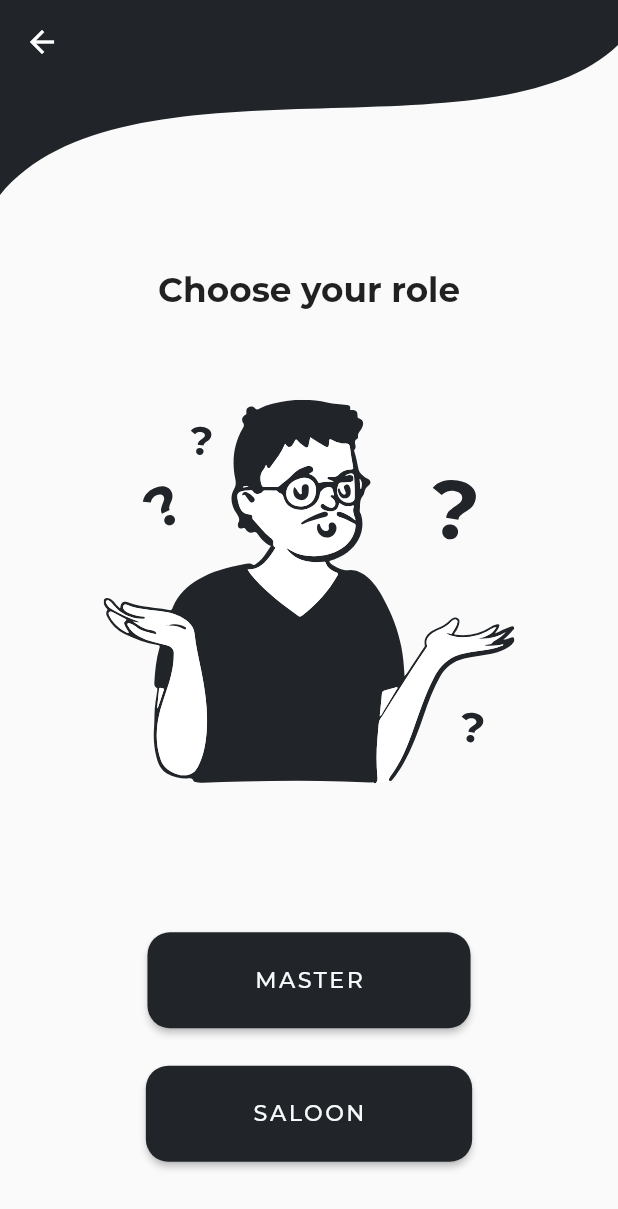
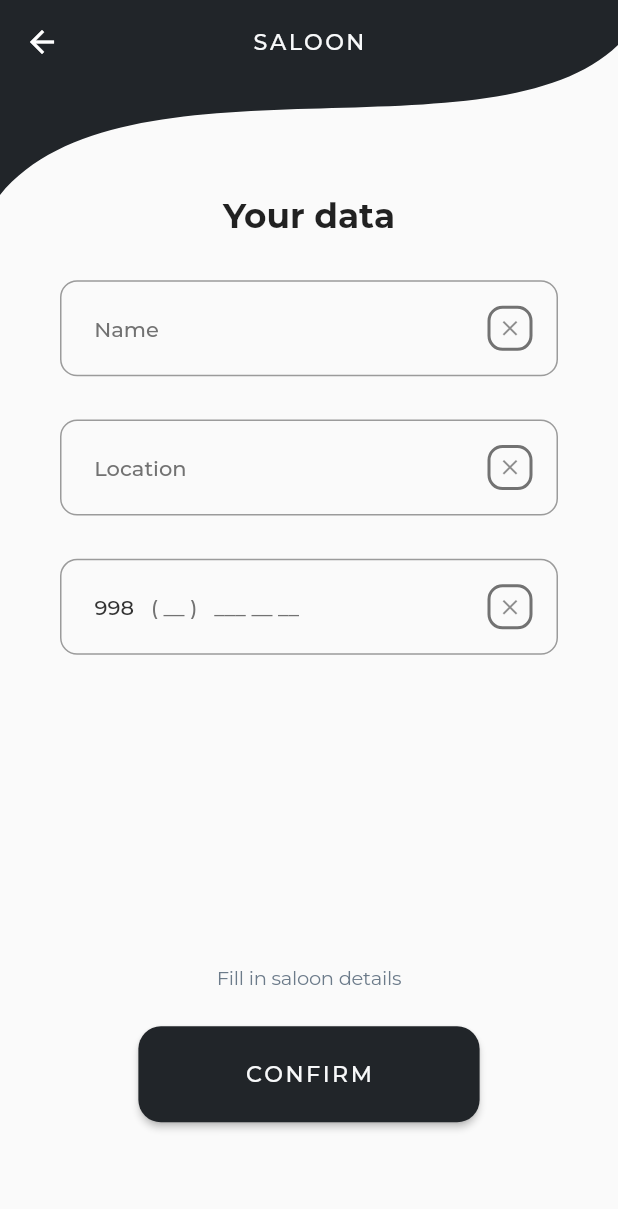
Before and after one commit to Mukhammad1999/show_upp_master, a Flutter app: the ChooseRolePage screen opened by its route, after a tap on "SALOON", on a phone screen of 412 x 824 dp. Shown: the top 1209 px of the screen. Run offline on Flutter 3.47's test engine with Material 2 defaults, Android fonts, the phone set to English and light mode, and no system bars; our stand-ins replace auto_size_text, bloc, dio, easy_localization, equatable, flutter_bloc and 6 more; missing offline and left inert: mask_input_formatter; generated files the repository leaves out were written again; project files that could hold a hidden picture were left out.

Commit message:
[feat] saloon auth form ui

```diff
--- a/master_app/assets/l10n/en.json
+++ b/master_app/assets/l10n/en.json
@@ -12,7 +12,9 @@
     "auth.male": "Male",
     "auth.female": "Female",
     "auth.non-binary": "Non-binary",
+    "auth.location": "Location",
     "auth.fill_in_master_form_description": "Fill in the form to proceed next (all fields are required)",
+    "auth.saloon_info": "Fill in saloon details",
     "auth.confirm": "CONFIRM",
     "auth.number_verification" : "NUMBER VERIFICATION",
     "auth.number_description": "Enter 6-digit number, sent by SMS to {number} phone number",
--- a/master_app/assets/l10n/ru.json
+++ b/master_app/assets/l10n/ru.json
@@ -9,7 +9,9 @@
     "auth.male": "Мужчина",
     "auth.female": "Женщина",
     "auth.non-binary": "Не бинарный/ая",
+    "auth.location": "Локация",
     "auth.fill_in_master_form_description": "Заполните данные для последующих действий (все пункты обязательны)",
+    "auth.saloon_info": "Укажите данные салона",
     "auth.confirm": "ПОДТВЕРДИТЬ",
     "auth.number_verification" : "ПОДТВЕРЖДЕНИЕ НОМЕРА",
     "auth.number_description": "Введите 6-значный код, отправленный на номер {number} по SMS",
--- a/master_app/assets/l10n/uz.json
+++ b/master_app/assets/l10n/uz.json
@@ -9,7 +9,9 @@
     "auth.male": "Erkak",
     "auth.female": "Ayol",
     "auth.non-binary": "Boshqa",
+    "auth.location": "Manzil",
     "auth.fill_in_master_form_description": "Keyingi harakatlar uchun ma'lumotlarni to'ldiring (barcha fikrlar talab qilinadi)",
+    "auth.saloon_info": "Salon ma'lumotlarini kiriting",
     "auth.confirm": "TASDIQLASH",
     "auth.number_verification" : "RAQAMNI TASDIQLASH",
     "auth.number_description": "{number} telefon raqamiga ga jo'natilgan 6-tali raqamni kiriting",
--- a/master_app/lib/app/navigation/auth_module.dart
+++ b/master_app/lib/app/navigation/auth_module.dart
@@ -10,11 +10,13 @@ import 'package:master_app/features/auth/data/datasource/auth_remote_data_source
 import 'package:master_app/features/auth/data/repository/auth_repository_impl.dart';
 import 'package:master_app/features/auth/domain/repository/auth_repository.dart';
 import 'package:master_app/features/auth/presentation/controller/bloc/master_form_bloc.dart';
+import 'package:master_app/features/auth/presentation/controller/saloon_bloc/saloon_form_bloc.dart';
 import 'package:master_app/features/auth/presentation/pages/login_page.dart';
 import 'package:master_app/features/auth/presentation/pages/master_pages/choose_saloon_page.dart';
 import 'package:master_app/features/auth/presentation/pages/master_pages/master_signup_form.dart';
 import 'package:master_app/features/auth/presentation/pages/master_pages/worker_or_freelancer.dart';
 import 'package:master_app/features/auth/presentation/pages/otp_page.dart';
+import 'package:master_app/features/auth/presentation/pages/saloon_form.dart';
 
 class AuthModule extends Module {
   @override
@@ -65,6 +67,7 @@ class AuthModule extends Module {
               ],
             ),
         ),
+        Bind((i) => SaloonBloc()),
       ];
 
   @override
@@ -110,5 +113,11 @@ class AuthModule extends Module {
           RouteName.loginPage,
           child: (context, args) => const LoginPage(),
         ),
+
+        //navigation to saloon details page
+        ChildRoute<SaloonFormPage>(
+          RouteName.saloonFormPage,
+          child: (context, args) => SaloonFormPage(),
+        ),
       ];
 }
--- a/master_app/lib/app/navigation/route_names.dart
+++ b/master_app/lib/app/navigation/route_names.dart
@@ -2,6 +2,7 @@ class RouteName {
   static const String chooseRolePage = '/chooseRolePage';
   static const String masterFormPage = '/masterFormAuth';
   static const String otpPage = '/otpPage';
+  static const String saloonFormPage = '/saloon_form_auth';
   static const String authModule = '/';
   static const String loginPage = '/';
   static const String workerOrFreelancerPage = '/workerOrFreelancer';
--- a/master_app/lib/app/ui/presentation/pages/choose_role_page.dart
+++ b/master_app/lib/app/ui/presentation/pages/choose_role_page.dart
@@ -2,7 +2,6 @@ import 'package:easy_localization/easy_localization.dart';
 import 'package:flutter/material.dart';
 import 'package:flutter_modular/flutter_modular.dart';
 import 'package:master_app/app/index/index.dart';
-
 import 'package:master_app/app/ui/images/images.dart';
 import 'package:master_app/app/ui/widgets/cartoon_displayer.dart';
 import 'package:master_app/localization/translation_strings.dart';
@@ -34,20 +33,26 @@ class ChooseRolePage extends StatelessWidget {
               ),
             ],
           ),
-          Column(
+          Padding(
+            padding: const EdgeInsets.symmetric(horizontal: 70),
+            child: Column(
+              crossAxisAlignment: CrossAxisAlignment.stretch,
               children: [
                 AppTextButton(
                   title: TranslationStrings.role.master.tr(),
-                onPressed: () => Modular.to.pushNamed(RouteName.masterFormPage),
+                  onPressed: () =>
+                      Modular.to.pushNamed(RouteName.masterFormPage),
                 ),
                 const SizedBox(
                   height: 25,
                 ),
                 AppTextButton(
                   title: TranslationStrings.role.saloon.tr(),
-                onPressed: () {},
+                  onPressed: () =>
+                      Modular.to.pushNamed(RouteName.saloonFormPage),
                 ),
               ],
+            ),
           )
         ],
       ),
--- a/master_app/lib/features/auth/domain/entities/signup_form_entities.dart
+++ b/master_app/lib/features/auth/domain/entities/signup_form_entities.dart
@@ -73,6 +73,16 @@ class SaloonFormEntity extends SignUpFormEntity {
   // will be clear when configured on back-end
   const SaloonFormEntity({required super.name, required super.phoneNumber});
 
+  SaloonFormEntity copyWith({
+    String? name,
+    String? phoneNumber,
+  }) {
+    return SaloonFormEntity(
+      name: name ?? this.name,
+      phoneNumber: phoneNumber ?? this.phoneNumber,
+    );
+  }
+
   @override
-  List<Object?> get props => throw UnimplementedError();
+  List<Object?> get props => [name, phoneNumber];
 }
--- a/master_app/lib/features/auth/presentation/controller/bloc/master_form_bloc.dart
+++ b/master_app/lib/features/auth/presentation/controller/bloc/master_form_bloc.dart
@@ -1,11 +1,13 @@
 import 'dart:async';
 import 'dart:developer';
+
 import 'package:bloc/bloc.dart';
 import 'package:freezed_annotation/freezed_annotation.dart';
 import 'package:master_app/app/enums/gender.dart';
 import 'package:master_app/app/params/auth/master_signup_params.dart';
 import 'package:master_app/features/auth/domain/entities/signup_form_entities.dart';
 import 'package:master_app/features/auth/domain/repository/auth_repository.dart';
+
 part 'master_form_bloc.freezed.dart';
 part 'master_form_event.dart';
 part 'master_form_state.dart';
@@ -39,7 +41,8 @@ class MasterFormBloc extends Bloc<MasterFormEvent, MasterFormState> {
               state.masterFormEntity.copyWith(surname: surname),
           phoneNumber: (phoneNumber) =>
               state.masterFormEntity.copyWith(phoneNumber: phoneNumber),
-          gender: (gender) => state.masterFormEntity.copyWith(gender: gender),
+          gender: (gender) =>
+              state.masterFormEntity.copyWith(gender: gender as Gender),
         ),
       ),
     );
--- /dev/null
+++ b/master_app/lib/features/auth/presentation/controller/saloon_bloc/saloon_form_bloc.dart
@@ -0,0 +1,63 @@
+import 'dart:async';
+import 'dart:developer';
+
+import 'package:bloc/bloc.dart';
+import 'package:freezed_annotation/freezed_annotation.dart';
+import 'package:master_app/features/auth/domain/entities/signup_form_entities.dart';
+
+part 'saloon_form_bloc.freezed.dart';
+part 'saloon_form_event.dart';
+part 'saloon_form_state.dart';
+
+class SaloonBloc extends Bloc<SaloonFormEvent, SaloonFormState> {
+  SaloonBloc() : super(const FormInitial()) {
+    on<SaloonFormEvent>((event, emit) {});
+    on<UpdateForm>(_updateForm);
+    on<SubmitForm>(_submitForm);
+  }
+
+  FutureOr<void> _updateForm(UpdateForm event, Emitter<SaloonFormState> emit) {
+    state.maybeMap(
+      orElse: () {},
+      initial: (s) {
+        emit(
+          event.updateEvent.when(
+            name: (name) => SaloonFormState.update(
+                saloonFormEntity:
+                    SaloonFormEntity(name: name, phoneNumber: '')),
+            location: (location) => const SaloonFormState.update(
+                saloonFormEntity: SaloonFormEntity(name: '', phoneNumber: '')),
+            phoneNumber: (number) => SaloonFormState.update(
+                saloonFormEntity:
+                    SaloonFormEntity(name: '', phoneNumber: number)),
+          ),
+        );
+      },
+      update: (s) {
+        emit(
+          event.updateEvent.when(
+            name: (name) => s.copyWith(
+              saloonFormEntity: s.saloonFormEntity.copyWith(name: name),
+            ),
+            location: (location) => s,
+            phoneNumber: (number) => s.copyWith(
+              saloonFormEntity:
+                  s.saloonFormEntity.copyWith(phoneNumber: number),
+            ),
+          ),
+        );
+      },
+    );
+  }
+
+  FutureOr<void> _submitForm(
+    SubmitForm event,
+    Emitter<SaloonFormState> emit,
+  ) async {
+    emit(const FormLoading());
+    try {} catch (e) {
+      log(e.toString());
+      emit(const FormError());
+    }
+  }
+}
--- /dev/null
+++ b/master_app/lib/features/auth/presentation/controller/saloon_bloc/saloon_form_event.dart
@@ -0,0 +1,18 @@
+part of 'saloon_form_bloc.dart';
+
+@freezed
+class SaloonFormEvent with _$SaloonFormEvent {
+  const factory SaloonFormEvent.update({
+    required UpdateSaloonForm updateEvent,
+  }) = UpdateForm;
+  const factory SaloonFormEvent.submit() = SubmitForm;
+}
+
+@freezed
+class UpdateSaloonForm with _$UpdateSaloonForm {
+  const factory UpdateSaloonForm.name({required String? name}) = UpdateName;
+  const factory UpdateSaloonForm.location({required String? location}) =
+      UpdateLocation;
+  const factory UpdateSaloonForm.phoneNumber({required String? phoneNumber}) =
+      UpdatePhoneNumber;
+}
--- /dev/null
+++ b/master_app/lib/features/auth/presentation/controller/saloon_bloc/saloon_form_state.dart
@@ -0,0 +1,18 @@
+part of 'saloon_form_bloc.dart';
+
+@freezed
+class SaloonFormState with _$SaloonFormState {
+  const factory SaloonFormState.initial() = FormInitial;
+
+  const factory SaloonFormState.loading() = FormLoading;
+
+  const factory SaloonFormState.update({
+    required SaloonFormEntity saloonFormEntity,
+  }) = FormUpdate;
+
+  const factory SaloonFormState.success({
+    required SaloonFormEntity saloonFormEntity,
+  }) = FormSuccess;
+
+  const factory SaloonFormState.error() = FormError;
+}
--- /dev/null
+++ b/master_app/lib/features/auth/presentation/pages/saloon_form.dart
@@ -0,0 +1,127 @@
+import 'package:easy_localization/easy_localization.dart';
+import 'package:flutter/material.dart';
+import 'package:flutter_bloc/flutter_bloc.dart';
+import 'package:flutter_modular/flutter_modular.dart';
+import 'package:master_app/app/ui/style/app_typography.dart';
+import 'package:master_app/app/ui/widgets/buttons/app_text_button.dart';
+import 'package:master_app/app/ui/widgets/curvatures.dart';
+import 'package:master_app/app/ui/widgets/curved_app_bar.dart';
+import 'package:master_app/app/ui/widgets/titles.dart';
+import 'package:master_app/features/auth/presentation/controller/saloon_bloc/saloon_form_bloc.dart';
+import 'package:master_app/features/auth/presentation/widgets/phone_form_text_field.dart';
+import 'package:master_app/features/auth/presentation/widgets/string_form_erase_button.dart';
+import 'package:master_app/localization/translation_strings.dart';
+
+class SaloonFormPage extends StatelessWidget {
+  SaloonFormPage({super.key});
+
+  final _saloonBloc = Modular.get<SaloonBloc>();
+
+  @override
+  Widget build(BuildContext context) {
+    return GestureDetector(
+      onTap: () => FocusManager.instance.primaryFocus?.unfocus(),
+      child: Scaffold(
+        resizeToAvoidBottomInset: false,
+        appBar: CurvedAppBar(
+          backgroundColor: Theme.of(context).primaryColor,
+          curvature: Curvature.lined,
+          title: TranslationStrings.role.saloon.tr(),
+        ),
+        body: Padding(
+          padding: const EdgeInsets.symmetric(horizontal: 40),
+          child: BlocBuilder<SaloonBloc, SaloonFormState>(
+              bloc: _saloonBloc,
+              // listener: (context, state) {},
+              builder: (context, state) {
+                return Column(
+                  children: [
+                    SemiBoldTitle(
+                      title: TranslationStrings.auth.yourData.tr(),
+                    ),
+                    Expanded(
+                      flex: 6,
+                      child: Column(
+                        crossAxisAlignment: CrossAxisAlignment.stretch,
+                        mainAxisAlignment: MainAxisAlignment.spaceEvenly,
+                        children: [
+                          StringTextFormField(
+                            isFullFilled: state is FormUpdate &&
+                                state.saloonFormEntity.name != null &&
+                                state.saloonFormEntity.name!.isNotEmpty,
+                            hint: TranslationStrings.auth.name.tr(),
+                            onChanged: (name) => _saloonBloc.add(
+                              SaloonFormEvent.update(
+                                updateEvent: UpdateSaloonForm.name(name: name),
+                              ),
+                            ),
+                            onErase: () => _saloonBloc.add(
+                              const SaloonFormEvent.update(
+                                updateEvent: UpdateSaloonForm.name(name: ''),
+                              ),
+                            ),
+                          ),
+                          StringTextFormField(
+                            isFullFilled: false,
+                            hint: TranslationStrings.auth.location.tr(),
+                            onChanged: (name) {},
+                            onErase: () {},
+                          ),
+                          PhoneFormTextField(
+                            isFullFilled: state is FormUpdate &&
+                                state.saloonFormEntity.phoneNumber != null &&
+                                state.saloonFormEntity.phoneNumber!.isNotEmpty,
+                            onChanged: (phoneNumber) => _saloonBloc.add(
+                              SaloonFormEvent.update(
+                                updateEvent: UpdateSaloonForm.phoneNumber(
+                                  phoneNumber: phoneNumber,
+                                ),
+                              ),
+                            ),
+                            onErase: () => _saloonBloc.add(
+                              const SaloonFormEvent.update(
+                                updateEvent: UpdateSaloonForm.phoneNumber(
+                                    phoneNumber: ''),
+                              ),
+                            ),
+                          ),
+                        ],
+                      ),
+                    ),
+                    const Spacer(
+                      flex: 3,
+                    ),
+                    Expanded(
+                      flex: 3,
+                      child: Align(
+                        alignment: Alignment.bottomCenter,
+                        child: Column(
+                          mainAxisAlignment: MainAxisAlignment.spaceEvenly,
+                          children: [
+                            Text(
+                              TranslationStrings.auth.saloonInfo.tr(),
+                              textAlign: TextAlign.center,
+                              maxLines: 2,
+                              style: AppTypography.smallDescription.copyWith(
+                                color: Theme.of(context).highlightColor,
+                              ),
+                              overflow: TextOverflow.ellipsis,
+                            ),
+                            AppTextButton(
+                              isLoading: false,
+                              title: TranslationStrings.auth.confirm.tr(),
+                              onPressed: () {},
+                            ),
+                          ],
+                        ),
+                      ),
+                    ),
+                    const Spacer(),
+                  ],
+                );
+              }),
+        ),
+      ),
+    );
+  }
+}
--- a/master_app/lib/localization/translation_strings.dart
+++ b/master_app/lib/localization/translation_strings.dart
@@ -20,6 +20,8 @@ class _Auth {
   final String male = 'auth.male';
   final String female = 'auth.female';
   final String nonBinary = 'auth.non-binary';
+  final String location = 'auth.location';
+  final String saloonInfo = 'auth.saloon_info';
   final String fillInMasterForm = 'auth.fill_in_master_form_description';
   final String confirm = 'auth.confirm';
   final String numberVerification = 'auth.number_verification';
```
Also changed, not shown: master_app/lib/features/auth/presentation/controller/saloon_bloc/saloon_form_bloc.freezed.dart (added), master_app/pubspec.lock. Lines whose indentation alone changed are shown as unchanged.
